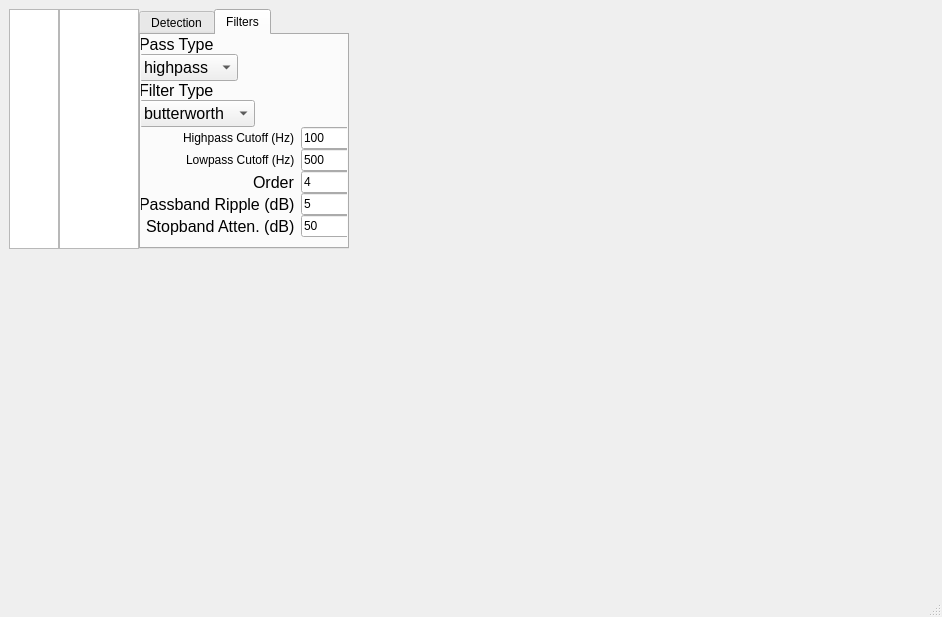
Qt form mainwindow.ui (LeoJW/ampsorter) before a commit.
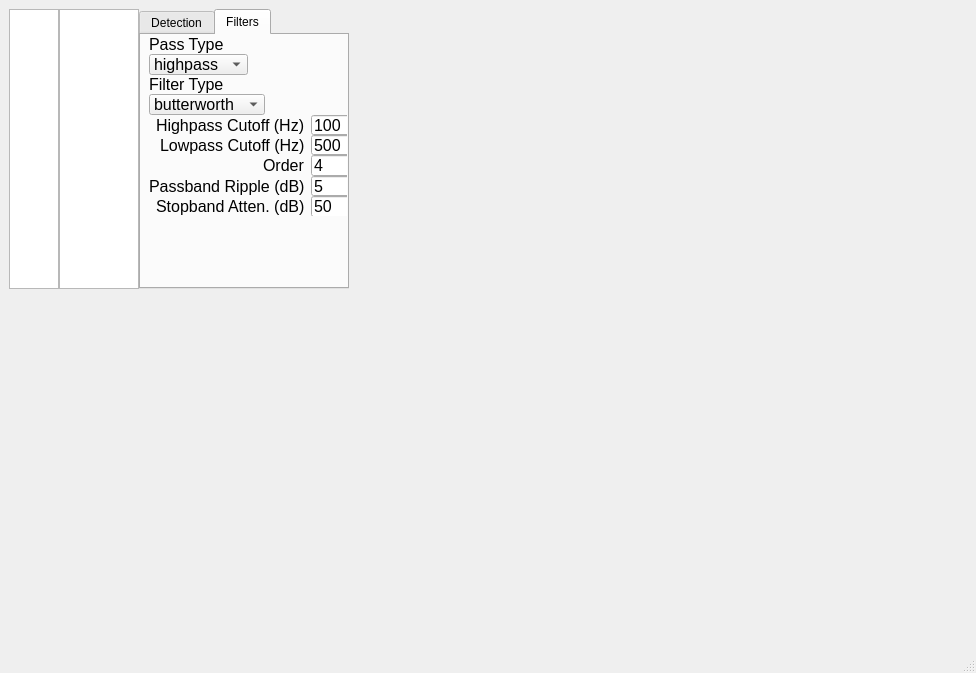
The same form after that commit. Custom widgets are drawn as their Qt base class.

Commit message: added small frequency response plot, fixed sticky focus

The edit to the form file:
```diff
--- a/mainwindow.ui
+++ b/mainwindow.ui
@@ -6,18 +6,37 @@
    <rect>
     <x>0</x>
     <y>0</y>
-    <width>942</width>
-    <height>617</height>
+    <width>976</width>
+    <height>673</height>
    </rect>
   </property>
   <property name="windowTitle">
    <string>Assisted Motor Program Sorter (AMPS)</string>
   </property>
+  <property name="tabShape">
+   <enum>QTabWidget::Rounded</enum>
+  </property>
   <widget class="QWidget" name="widget">
    <layout class="QGridLayout" name="gridLayout">
     <property name="horizontalSpacing">
      <number>0</number>
     </property>
+    <item row="0" column="5">
+     <spacer name="horizontalSpacer">
+      <property name="orientation">
+       <enum>Qt::Horizontal</enum>
+      </property>
+      <property name="sizeType">
+       <enum>QSizePolicy::Expanding</enum>
+      </property>
+      <property name="sizeHint" stdset="0">
+       <size>
+        <width>40</width>
+        <height>20</height>
+       </size>
+      </property>
+     </spacer>
+    </item>
     <item row="0" column="2">
      <widget class="QTableView" name="muscleView">
       <property name="sizePolicy">
@@ -29,13 +48,13 @@
       <property name="minimumSize">
        <size>
         <width>0</width>
-        <height>220</height>
+        <height>240</height>
        </size>
       </property>
       <property name="maximumSize">
        <size>
         <width>80</width>
-        <height>240</height>
+        <height>280</height>
        </size>
       </property>
       <property name="font">
@@ -63,19 +82,6 @@
       </attribute>
      </widget>
     </item>
-    <item row="0" column="7">
-     <spacer name="horizontalSpacer">
-      <property name="orientation">
-       <enum>Qt::Horizontal</enum>
-      </property>
-      <property name="sizeHint" stdset="0">
-       <size>
-        <width>40</width>
-        <height>20</height>
-       </size>
-      </property>
-     </spacer>
-    </item>
     <item row="0" column="1">
      <widget class="QListView" name="trialView">
       <property name="sizePolicy">
@@ -87,13 +93,13 @@
       <property name="minimumSize">
        <size>
         <width>0</width>
-        <height>220</height>
+        <height>240</height>
        </size>
       </property>
       <property name="maximumSize">
        <size>
         <width>50</width>
-        <height>240</height>
+        <height>280</height>
        </size>
       </property>
       <property name="selectionMode">
@@ -104,13 +110,13 @@
       </property>
      </widget>
     </item>
-    <item row="1" column="1" colspan="7">
+    <item row="1" column="1" colspan="5">
      <widget class="PlotWidget" name="traceView" native="true"/>
     </item>
     <item row="0" column="3" colspan="2">
      <widget class="QTabWidget" name="tabWidget">
       <property name="sizePolicy">
-       <sizepolicy hsizetype="Preferred" vsizetype="Preferred">
+       <sizepolicy hsizetype="Fixed" vsizetype="Preferred">
         <horstretch>0</horstretch>
         <verstretch>0</verstretch>
        </sizepolicy>
@@ -158,10 +164,10 @@
        <widget class="QWidget" name="formLayoutWidget">
         <property name="geometry">
          <rect>
-          <x>-2</x>
+          <x>8</x>
           <y>0</y>
-          <width>211</width>
-          <height>211</height>
+          <width>201</width>
+          <height>181</height>
          </rect>
         </property>
         <layout class="QFormLayout" name="formLayout">
@@ -196,6 +202,9 @@
              <pointsize>12</pointsize>
             </font>
            </property>
+           <property name="frame">
+            <bool>true</bool>
+           </property>
            <item>
             <property name="text">
              <string>highpass</string>
@@ -259,6 +268,11 @@
          </item>
          <item row="2" column="0">
           <widget class="QLabel" name="highpassCutoffHzLabel">
+           <property name="font">
+            <font>
+             <pointsize>12</pointsize>
+            </font>
+           </property>
            <property name="text">
             <string>Highpass Cutoff (Hz)</string>
            </property>
@@ -266,6 +280,14 @@
          </item>
          <item row="2" column="1">
           <widget class="QLineEdit" name="highpassCutoffHzLineEdit">
+           <property name="font">
+            <font>
+             <pointsize>12</pointsize>
+            </font>
+           </property>
+           <property name="focusPolicy">
+            <enum>Qt::ClickFocus</enum>
+           </property>
            <property name="text">
             <string>100</string>
            </property>
@@ -273,6 +295,11 @@
          </item>
          <item row="3" column="0">
           <widget class="QLabel" name="lowpassCutoffHzLabel">
+           <property name="font">
+            <font>
+             <pointsize>12</pointsize>
+            </font>
+           </property>
            <property name="text">
             <string>Lowpass Cutoff (Hz)</string>
            </property>
@@ -280,6 +307,14 @@
          </item>
          <item row="3" column="1">
           <widget class="QLineEdit" name="lowpassCutoffHzLineEdit">
+           <property name="font">
+            <font>
+             <pointsize>12</pointsize>
+            </font>
+           </property>
+           <property name="focusPolicy">
+            <enum>Qt::ClickFocus</enum>
+           </property>
            <property name="text">
             <string>500</string>
            </property>
@@ -299,6 +334,11 @@
          </item>
          <item row="4" column="1">
           <widget class="QLineEdit" name="orderLineEdit">
+           <property name="font">
+            <font>
+             <pointsize>12</pointsize>
+            </font>
+           </property>
            <property name="text">
             <string>4</string>
            </property>
@@ -318,6 +358,11 @@
          </item>
          <item row="5" column="1">
           <widget class="QLineEdit" name="passbandRippleDBLineEdit">
+           <property name="font">
+            <font>
+             <pointsize>12</pointsize>
+            </font>
+           </property>
            <property name="text">
             <string>5</string>
            </property>
@@ -337,6 +382,11 @@
          </item>
          <item row="6" column="1">
           <widget class="QLineEdit" name="stopbandAttenDBLineEdit">
+           <property name="font">
+            <font>
+             <pointsize>12</pointsize>
+            </font>
+           </property>
            <property name="text">
             <string>50</string>
            </property>
@@ -344,6 +394,16 @@
          </item>
         </layout>
        </widget>
+       <widget class="PlotWidget" name="freqResponseView" native="true">
+        <property name="geometry">
+         <rect>
+          <x>10</x>
+          <y>179</y>
+          <width>191</width>
+          <height>41</height>
+         </rect>
+        </property>
+       </widget>
       </widget>
      </widget>
     </item>
```
The commit also changes 1 other file.
